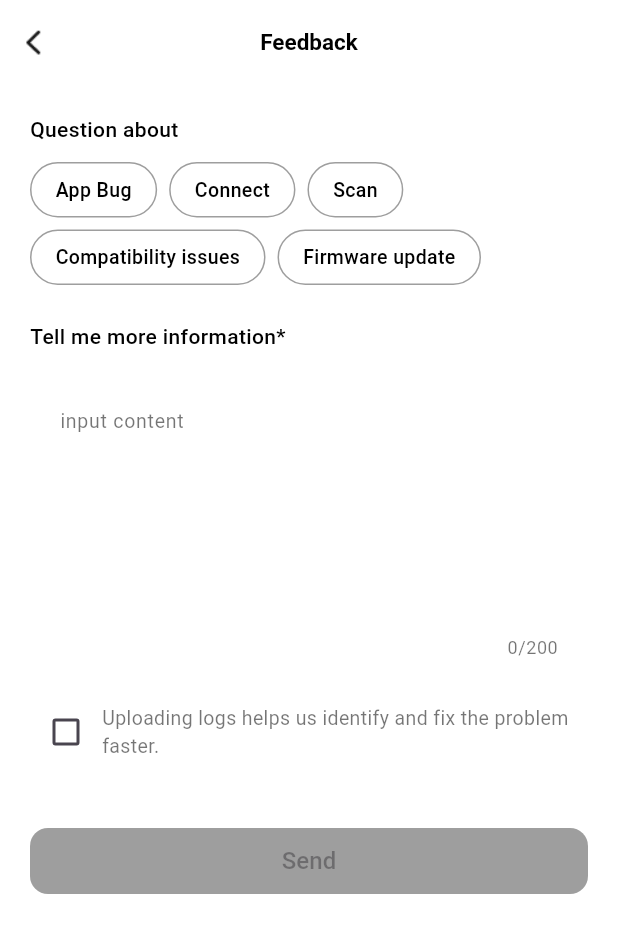
After one commit to WJoinGitHub/Boxd_flutter, a Flutter app: the FeedbackPage screen opened directly, on a phone screen of 412 x 824 dp. The commit adds this screen. Shown: the top 933 px of the screen. Run offline on Flutter 3.47's test engine with Material 3 defaults, Android fonts, the phone set to English and light mode, and no system bars; our stand-ins replace device_info_plus, flutter_blue_plus, google_sign_in, location, permission_handler, shared_preferences and 2 more; missing offline and left inert: device_calendar, flutter_facebook_auth; accounts and stored records are empty; network calls fail.

Commit message:
反馈页面

```diff
--- /dev/null
+++ b/lib/pages/setting/feedback_page.dart
@@ -0,0 +1,249 @@
+import 'package:flutter/material.dart';
+import 'package:flutter_boxd_app_flow/utils/app_colors.dart';
+import 'package:flutter_boxd_app_flow/utils/bx_app_bar.dart';
+
+class FeedbackPage extends StatefulWidget {
+  const FeedbackPage({super.key});
+
+  @override
+  State<FeedbackPage> createState() => _FeedbackPageState();
+}
+
+class _FeedbackPageState extends State<FeedbackPage> {
+  final TextEditingController _contentController = TextEditingController();
+  final Set<String> _selectedTags = {};
+  bool _uploadLogs = false;
+  bool _isSending = false;
+
+  final List<String> _tags = [
+    'App Bug',
+    'Connect',
+    'Scan',
+    'Compatibility issues',
+    'Firmware update',
+  ];
+
+  @override
+  void dispose() {
+    _contentController.dispose();
+    super.dispose();
+  }
+
+  void _toggleTag(String tag) {
+    setState(() {
+      if (_selectedTags.contains(tag)) {
+        _selectedTags.remove(tag);
+      } else {
+        _selectedTags.add(tag);
+      }
+    });
+  }
+
+  Future<void> _sendFeedback() async {
+    if (_selectedTags.isEmpty) {
+      ScaffoldMessenger.of(context).showSnackBar(
+        const SnackBar(content: Text('Please select at least one question type')),
+      );
+      return;
+    }
+
+    if (_contentController.text.trim().isEmpty) {
+      ScaffoldMessenger.of(context).showSnackBar(
+        const SnackBar(content: Text('Please enter feedback content')),
+      );
+      return;
+    }
+
+    setState(() => _isSending = true);
+
+    try {
+      // TODO: 调用API发送反馈
+      await Future.delayed(const Duration(seconds: 1)); // 模拟网络请求
+
+      if (mounted) {
+        ScaffoldMessenger.of(context).showSnackBar(
+          const SnackBar(content: Text('Feedback sent successfully')),
+        );
+        Navigator.of(context).pop();
+      }
+    } catch (e) {
+      if (mounted) {
+        ScaffoldMessenger.of(context).showSnackBar(
+          SnackBar(content: Text('Failed to send feedback: $e')),
+        );
+      }
+    } finally {
+      if (mounted) {
+        setState(() => _isSending = false);
+      }
+    }
+  }
+
+  @override
+  Widget build(BuildContext context) {
+    return Scaffold(
+      backgroundColor: Colors.white,
+      appBar: BxAppBar(
+        title: 'Feedback',
+      ),
+      body: SingleChildScrollView(
+        padding: const EdgeInsets.all(20),
+        child: Column(
+          crossAxisAlignment: CrossAxisAlignment.start,
+          children: [
+            // Question about section
+            const Text(
+              'Question about',
+              style: TextStyle(
+                fontSize: 14,
+                fontWeight: FontWeight.w500,
+                color: Colors.black,
+              ),
+            ),
+            const SizedBox(height: 12),
+            Wrap(
+              spacing: 8,
+              runSpacing: 8,
+              children: _tags.map((tag) {
+                final isSelected = _selectedTags.contains(tag);
+                return GestureDetector(
+                  onTap: () => _toggleTag(tag),
+                  child: Container(
+                    padding: const EdgeInsets.symmetric(horizontal: 16, vertical: 8),
+                    decoration: BoxDecoration(
+                      color: isSelected ? AppColors.orange : Colors.transparent,
+                      border: Border.all(
+                        color: isSelected ? AppColors.orange : Colors.grey,
+                        width: 1,
+                      ),
+                      borderRadius: BorderRadius.circular(20),
+                    ),
+                    child: Text(
+                      tag,
+                      style: TextStyle(
+                        fontSize: 13,
+                        color: isSelected ? Colors.white : Colors.black,
+                        fontWeight: FontWeight.w500,
+                      ),
+                    ),
+                  ),
+                );
+              }).toList(),
+            ),
+            const SizedBox(height: 24),
+
+            // Tell me more information section
+            const Text(
+              'Tell me more information*',
+              style: TextStyle(
+                fontSize: 14,
+                fontWeight: FontWeight.w500,
+                color: Colors.black,
+              ),
+            ),
+            const SizedBox(height: 8),
+            Container(
+              decoration: BoxDecoration(
+                color: AppColors.white,
+                borderRadius: BorderRadius.circular(13),
+              ),
+              child: TextField(
+                controller: _contentController,
+                maxLines: 6,
+                minLines: 6,
+                maxLength: 200,
+                textInputAction: TextInputAction.newline,
+                decoration: InputDecoration(
+                  hintText: 'input content',
+                  hintStyle: TextStyle(
+                    fontSize: 13,
+                    color: AppColors.gray3,
+                  ),
+                  contentPadding: const EdgeInsets.fromLTRB(16, 18, 16, 40),
+                  border: OutlineInputBorder(
+                    borderRadius: BorderRadius.circular(13),
+                    borderSide: BorderSide.none,
+                  ),
+                  counterText: '${_contentController.text.length}/200',
+                  counterStyle: TextStyle(
+                    fontSize: 12,
+                    color: AppColors.gray3,
+                  ),
+                ),
+                style: TextStyle(
+                  fontSize: 13,
+                  color: AppColors.black1,
+                ),
+                onChanged: (_) => setState(() {}),
+              ),
+            ),
+            const SizedBox(height: 24),
+
+            // Upload logs checkbox
+            Row(
+              children: [
+                Checkbox(
+                  value: _uploadLogs,
+                  onChanged: (value) {
+                    setState(() => _uploadLogs = value ?? false);
+                  },
+                  activeColor: AppColors.orange,
+                ),
+                Expanded(
+                  child: GestureDetector(
+                    onTap: () {
+                      setState(() => _uploadLogs = !_uploadLogs);
+                    },
+                    child: const Text(
+                      'Uploading logs helps us identify and fix the problem faster.',
+                      style: TextStyle(
+                        fontSize: 13,
+                        color: Colors.black54,
+                      ),
+                    ),
+                  ),
+                ),
+              ],
+            ),
+            const SizedBox(height: 40),
+
+            // Send button
+            SizedBox(
+              width: double.infinity,
+              height: 44,
+              child: ElevatedButton(
+                onPressed: (_isSending || _selectedTags.isEmpty || _contentController.text.trim().isEmpty)
+                    ? null
+                    : _sendFeedback,
+                style: ElevatedButton.styleFrom(
+                  backgroundColor: Colors.black,
+                  foregroundColor: Colors.white,
+                  disabledBackgroundColor: Colors.grey,
+                  shape: RoundedRectangleBorder(
+                    borderRadius: BorderRadius.circular(12),
+                  ),
+                ),
+                child: _isSending
+                    ? const SizedBox(
+                        width: 20,
+                        height: 20,
+                        child: CircularProgressIndicator(
+                          strokeWidth: 2,
+                          color: Colors.white,
+                        ),
+                      )
+                    : const Text(
+                        'Send',
+                        style: TextStyle(
+                          fontSize: 16,
+                          fontWeight: FontWeight.w500,
+                        ),
+                      ),
+              ),
+            ),
+          ],
+        ),
+      ),
+    );
+  }
+}
```
Also changed, not shown: lib/pages/setting/setting_page.dart (+8 -0 lines), lib/services/ble_service.dart (+67 -3 lines).
